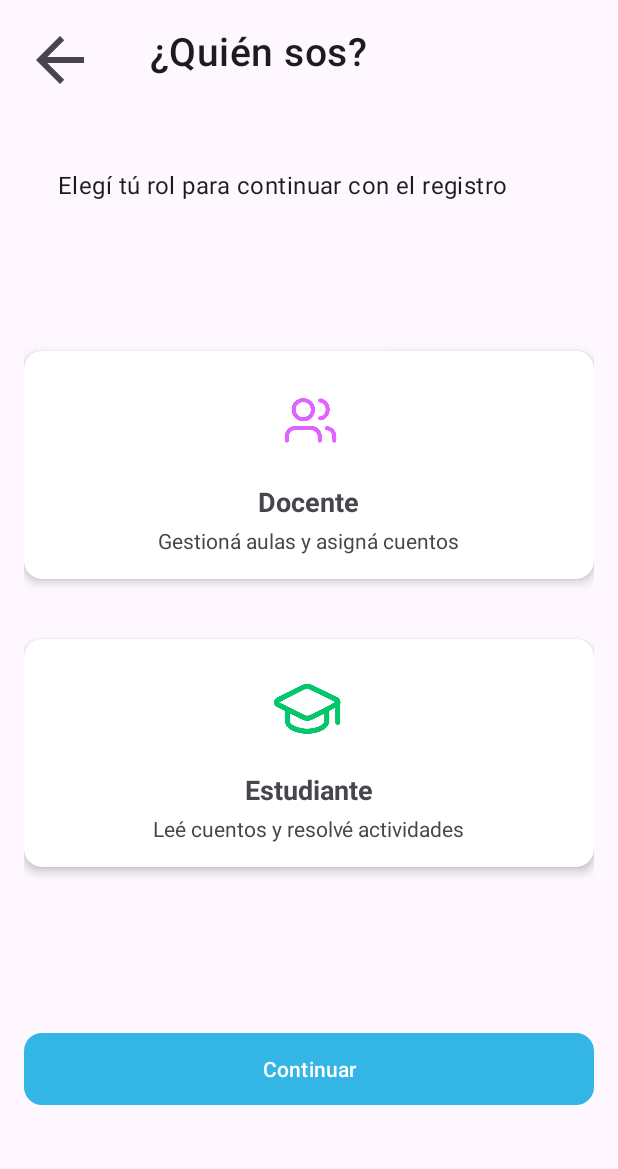
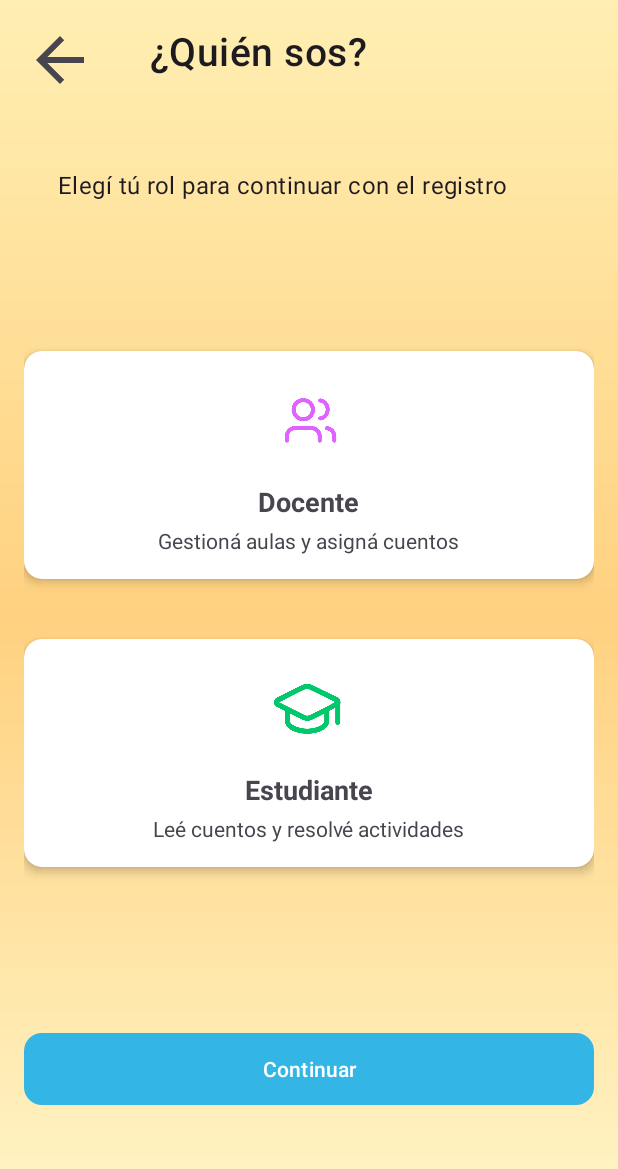
Before and after one commit to Kerooo0/lectana-app-mobile, an Android app: the registro_pregunta screen opened directly, with no data from a screen before it, on a phone screen of 412 x 824 dp. Shown: the top 1169 px of the screen. Run offline under Robolectric (Android 15) with nearby library versions, the phone set to English and light mode, and no system bars.

Commit message:
Colores en registro pregunta

```diff
--- a/app/src/main/res/drawable/card_seleccionada.xml
+++ b/app/src/main/res/drawable/card_seleccionada.xml
@@ -4,7 +4,7 @@
         <!-- Seleccionado -->
         <item android:state_selected="true">
             <shape android:shape="rectangle">
-                <solid android:color="@color/white"/>
+                <solid android:color="#B3E5FC"/>
                 <stroke android:width="7dp" android:color="@color/azul_claro"/>
                 <corners android:radius="12dp"/>
             </shape>
--- /dev/null
+++ b/app/src/main/res/drawable/gradiante_amarilla.xml
@@ -0,0 +1,14 @@
+<?xml version="1.0" encoding="utf-8"?>
+<shape xmlns:android="http://schemas.android.com/apk/res/android"
+    android:shape="rectangle">
+
+    <gradient
+        android:type="linear"
+        android:angle="90"
+        android:startColor="@color/amarilloPastel"
+        android:endColor="@color/amarilloCalido"
+        android:centerColor="@color/naranjaPastel"
+        android:gradientRadius="450"
+        android:useLevel="false" />
+
+</shape>
--- a/app/src/main/res/layout/activity_registro_pregunta.xml
+++ b/app/src/main/res/layout/activity_registro_pregunta.xml
@@ -5,6 +5,7 @@
     android:layout_width="match_parent"
     android:layout_height="match_parent"
     android:padding="16dp"
+    android:background="@drawable/gradiante_amarilla"
     tools:context=".registro.registro_pregunta">
 
 
--- a/app/src/main/res/values/colors.xml
+++ b/app/src/main/res/values/colors.xml
@@ -4,4 +4,7 @@
     <color name="white">#FFFFFFFF</color>
     <color name="azul_claro">#0092F0</color>
     <color name="azul_semi_oscuro">#1976D2</color>
+    <color name="amarilloCalido">#FFEFB3</color>
+    <color name="amarilloPastel">#FFF6C9</color>
+    <color name="naranjaPastel">#FFD180</color>
 </resources>
```
